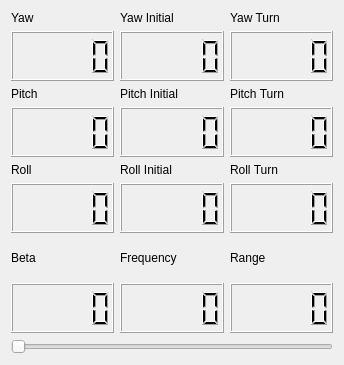
Qt form datawidget.ui (chavesjm/CrockettTrainingMonitor) before a commit.
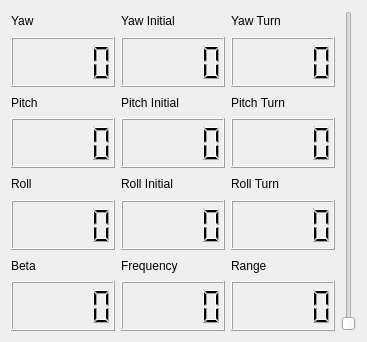
The same form after that commit.

Patch:
```diff
--- a/datawidget.ui
+++ b/datawidget.ui
@@ -6,8 +6,8 @@
    <rect>
     <x>0</x>
     <y>0</y>
-    <width>344</width>
-    <height>365</height>
+    <width>367</width>
+    <height>342</height>
    </rect>
   </property>
   <property name="windowTitle">
@@ -15,6 +15,8 @@
   </property>
   <layout class="QGridLayout" name="gridLayout">
    <item row="0" column="0">
+    <layout class="QHBoxLayout" name="horizontalLayout_2">
+     <item>
     <layout class="QHBoxLayout" name="horizontalLayout">
      <item>
       <layout class="QVBoxLayout" name="verticalLayout_4">
@@ -81,10 +83,31 @@
          </item>
         </layout>
        </item>
-      </layout>
-     </item>
+         <item>
+          <layout class="QVBoxLayout" name="verticalLayout_5">
+           <item>
+            <widget class="QLabel" name="label_4">
+             <property name="text">
+              <string>Beta</string>
+             </property>
+            </widget>
+           </item>
+           <item>
+            <widget class="QLCDNumber" name="LCD_Beta">
+             <property name="minimumSize">
+              <size>
+               <width>100</width>
+               <height>50</height>
+              </size>
+             </property>
+            </widget>
+           </item>
+          </layout>
+         </item>
+        </layout>
+       </item>
      <item>
-      <layout class="QVBoxLayout" name="verticalLayout_8">
+        <layout class="QVBoxLayout" name="verticalLayout_11">
        <item>
         <layout class="QVBoxLayout" name="verticalLayout_9">
          <item>
@@ -128,7 +151,7 @@
         </layout>
        </item>
        <item>
-        <layout class="QVBoxLayout" name="verticalLayout_11">
+          <layout class="QVBoxLayout" name="verticalLayout_8">
          <item>
           <widget class="QLabel" name="label_8">
            <property name="text">
@@ -148,10 +171,31 @@
          </item>
         </layout>
        </item>
-      </layout>
-     </item>
+         <item>
+          <layout class="QVBoxLayout" name="verticalLayout_6">
+           <item>
+            <widget class="QLabel" name="label_5">
+             <property name="text">
+              <string>Frequency</string>
+             </property>
+            </widget>
+           </item>
+           <item>
+            <widget class="QLCDNumber" name="LCD_Frequency">
+             <property name="minimumSize">
+              <size>
+               <width>100</width>
+               <height>50</height>
+              </size>
+             </property>
+            </widget>
+           </item>
+          </layout>
+         </item>
+        </layout>
+       </item>
      <item>
-      <layout class="QVBoxLayout" name="verticalLayout_12">
+        <layout class="QVBoxLayout" name="verticalLayout_15">
        <item>
         <layout class="QVBoxLayout" name="verticalLayout_13">
          <item>
@@ -195,7 +239,7 @@
         </layout>
        </item>
        <item>
-        <layout class="QVBoxLayout" name="verticalLayout_15">
+          <layout class="QVBoxLayout" name="verticalLayout_12">
          <item>
           <widget class="QLabel" name="label_11">
            <property name="text">
@@ -215,56 +259,6 @@
          </item>
         </layout>
        </item>
-      </layout>
-     </item>
-    </layout>
-   </item>
-   <item row="1" column="0">
-    <layout class="QVBoxLayout" name="verticalLayout_16">
-     <item>
-      <layout class="QHBoxLayout" name="horizontalLayout_2">
-       <item>
-        <layout class="QVBoxLayout" name="verticalLayout_5">
-         <item>
-          <widget class="QLabel" name="label_4">
-           <property name="text">
-            <string>Beta</string>
-           </property>
-          </widget>
-         </item>
-         <item>
-          <widget class="QLCDNumber" name="LCD_Beta">
-           <property name="minimumSize">
-            <size>
-             <width>100</width>
-             <height>50</height>
-            </size>
-           </property>
-          </widget>
-         </item>
-        </layout>
-       </item>
-       <item>
-        <layout class="QVBoxLayout" name="verticalLayout_6">
-         <item>
-          <widget class="QLabel" name="label_5">
-           <property name="text">
-            <string>Frequency</string>
-           </property>
-          </widget>
-         </item>
-         <item>
-          <widget class="QLCDNumber" name="LCD_Frequency">
-           <property name="minimumSize">
-            <size>
-             <width>100</width>
-             <height>50</height>
-            </size>
-           </property>
-          </widget>
-         </item>
-        </layout>
-       </item>
        <item>
         <layout class="QVBoxLayout" name="verticalLayout_7">
          <item>
@@ -288,19 +282,21 @@
        </item>
       </layout>
      </item>
+      </layout>
+     </item>
      <item>
       <widget class="QSlider" name="horizontalSlider">
        <property name="minimum">
         <number>0</number>
        </property>
        <property name="maximum">
-        <number>99</number>
+        <number>1023</number>
        </property>
        <property name="value">
-        <number>0</number>
+        <number>1</number>
        </property>
        <property name="orientation">
-        <enum>Qt::Horizontal</enum>
+        <enum>Qt::Vertical</enum>
        </property>
       </widget>
      </item>
```
Lines whose indentation alone changed are shown as unchanged.
